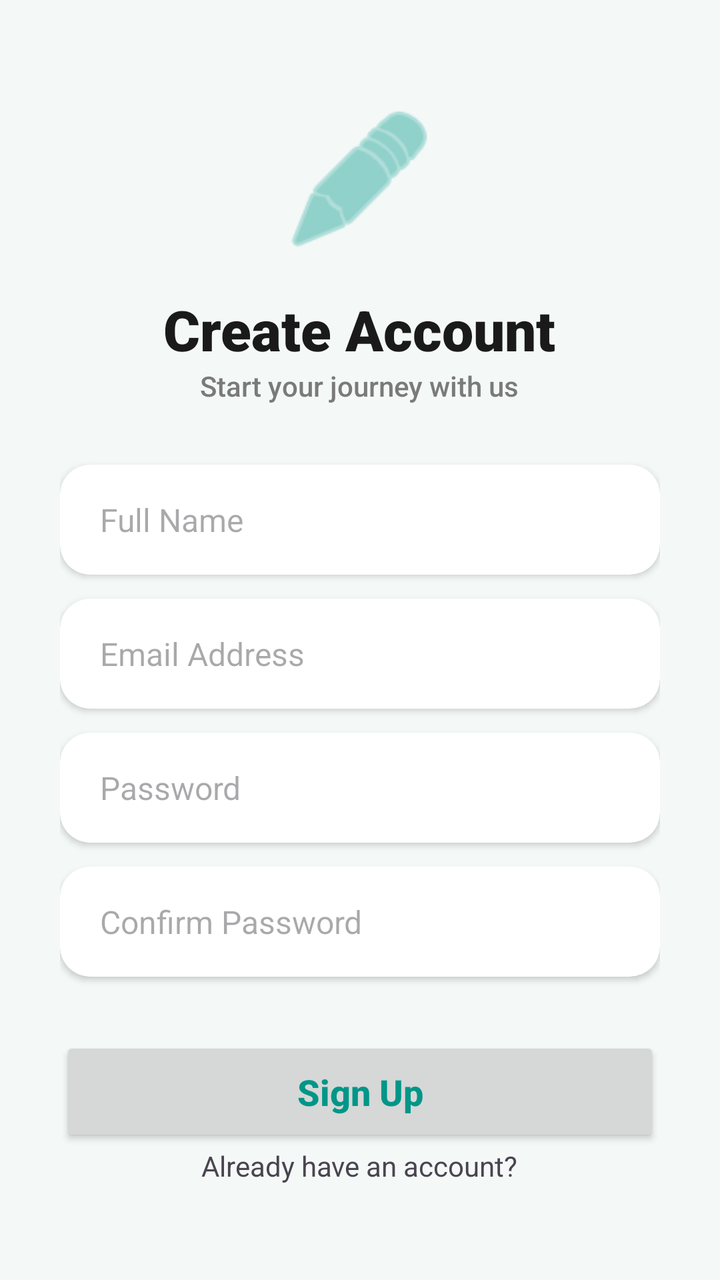
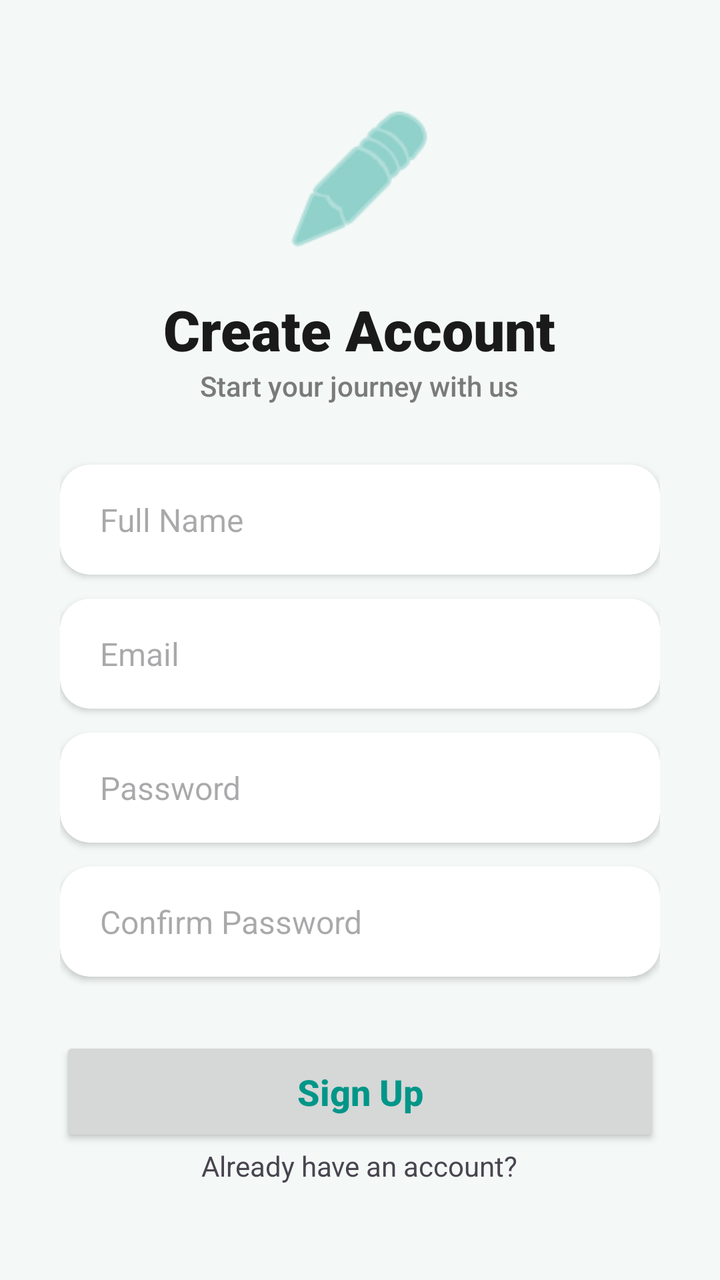

Before-and-after screenshots of an Android layout around one commit, followed by the original layout XML and the change that was made.
<!-- AndroidManifest.xml: application theme Theme.Larafinal -->
<!-- res/layout/activity_sign_up.xml -->
<?xml version="1.0" encoding="utf-8"?>
<androidx.coordinatorlayout.widget.CoordinatorLayout
    xmlns:android="http://schemas.android.com/apk/res/android"
    xmlns:app="http://schemas.android.com/apk/res-auto"
    xmlns:tools="http://schemas.android.com/tools"
    android:layout_width="match_parent"
    android:layout_height="match_parent"
    android:background="#F4F9F8"
    tools:context=".SignUp">

    <ScrollView
        android:layout_width="match_parent"
        android:layout_height="match_parent"
        android:fillViewport="true">

        <LinearLayout
            android:layout_width="match_parent"
            android:layout_height="wrap_content"
            android:orientation="vertical"
            android:padding="30dp"
            android:gravity="center_horizontal">

            <ImageView
                android:layout_width="80dp"
                android:layout_height="80dp"
                android:layout_marginTop="20dp"
                android:src="@android:drawable/ic_menu_edit"
                app:tint="#4DB6AC" />

            <TextView
                android:layout_width="wrap_content"
                android:layout_height="wrap_content"
                android:text="Create Account"
                android:textSize="28sp"
                android:textStyle="bold"
                android:textColor="#1A1A1A"
                android:layout_marginTop="16dp"
                android:fontFamily="sans-serif-black"/>

            <TextView
                android:layout_width="wrap_content"
                android:layout_height="wrap_content"
                android:text="Start your journey with us"
                android:textSize="14sp"
                android:textColor="#7A7A7A"
                android:layout_marginBottom="30dp"
                android:fontFamily="sans-serif-medium"/>

            <androidx.cardview.widget.CardView
                android:layout_width="match_parent"
                android:layout_height="wrap_content"
                app:cardCornerRadius="15dp"
                app:cardElevation="2dp"
                android:layout_marginBottom="12dp">

                <EditText
                    android:id="@+id/et_signup_name"
                    android:layout_width="match_parent"
                    android:layout_height="55dp"
                    android:hint="Full Name"
                    android:inputType="textPersonName"
                    android:paddingStart="20dp"
                    android:paddingEnd="20dp"
                    android:background="@android:color/transparent"
                    android:textSize="16sp" />
            </androidx.cardview.widget.CardView>

            <androidx.cardview.widget.CardView
                android:layout_width="match_parent"
                android:layout_height="wrap_content"
                app:cardCornerRadius="15dp"
                app:cardElevation="2dp"
                android:layout_marginBottom="12dp">

                <EditText
                    android:id="@+id/et_signup_email"
                    android:layout_width="match_parent"
                    android:layout_height="55dp"
                    android:hint="Email Address"
                    android:inputType="textEmailAddress"
                    android:paddingStart="20dp"
                    android:paddingEnd="20dp"
                    android:background="@android:color/transparent"
                    android:textSize="16sp" />
            </androidx.cardview.widget.CardView>

            <androidx.cardview.widget.CardView
                android:layout_width="match_parent"
                android:layout_height="wrap_content"
                app:cardCornerRadius="15dp"
                app:cardElevation="2dp"
                android:layout_marginBottom="12dp">

                <EditText
                    android:id="@+id/et_signup_password"
                    android:layout_width="match_parent"
                    android:layout_height="55dp"
                    android:hint="Password"
                    android:inputType="textPassword"
                    android:paddingStart="20dp"
                    android:paddingEnd="20dp"
                    android:background="@android:color/transparent"
                    android:textSize="16sp" />
            </androidx.cardview.widget.CardView>

            <androidx.cardview.widget.CardView
                android:layout_width="match_parent"
                android:layout_height="wrap_content"
                app:cardCornerRadius="15dp"
                app:cardElevation="2dp"
                android:layout_marginBottom="30dp">

                <EditText
                    android:id="@+id/etCon"
                    android:layout_width="match_parent"
                    android:layout_height="55dp"
                    android:hint="Confirm Password"
                    android:inputType="textPassword"
                    android:paddingStart="20dp"
                    android:paddingEnd="20dp"
                    android:background="@android:color/transparent"
                    android:textSize="16sp" />
            </androidx.cardview.widget.CardView>

            <androidx.appcompat.widget.AppCompatButton
                android:id="@+id/btn_signup"
                android:layout_width="match_parent"
                android:layout_height="55dp"
                android:text="Sign Up"
                android:textAllCaps="false"
                android:textColor="#009688"
                android:textSize="18sp"
                android:textStyle="bold" />

            <TextView
                android:id="@+id/tvAlreadyHaveAccount"
                android:layout_width="wrap_content"
                android:layout_height="wrap_content"
                android:text="Already have an account?"/>

        </LinearLayout>
    </ScrollView>
</androidx.coordinatorlayout.widget.CoordinatorLayout>
<!-- resources referenced by this layout -->
<resources>
  <style name="Theme.Larafinal" parent="Base.Theme.Larafinal" />
  <style name="Base.Theme.Larafinal" parent="Theme.Material3.DayNight.NoActionBar">
          
          
      </style>
</resources>

<!-- the commit's change to res/layout/activity_sign_up.xml (unified diff, before → after) -->
@@ -76,11 +76,12 @@
                     android:id="@+id/et_signup_email"
                     android:layout_width="match_parent"
                     android:layout_height="55dp"
-                    android:hint="Email Address"
-                    android:inputType="textEmailAddress"
+                    android:background="@android:color/transparent"
+
+                    android:hint="Email"
+                    android:inputType="text|textEmailAddress"
                     android:paddingStart="20dp"
                     android:paddingEnd="20dp"
-                    android:background="@android:color/transparent"
                     android:textSize="16sp" />
             </androidx.cardview.widget.CardView>
 
